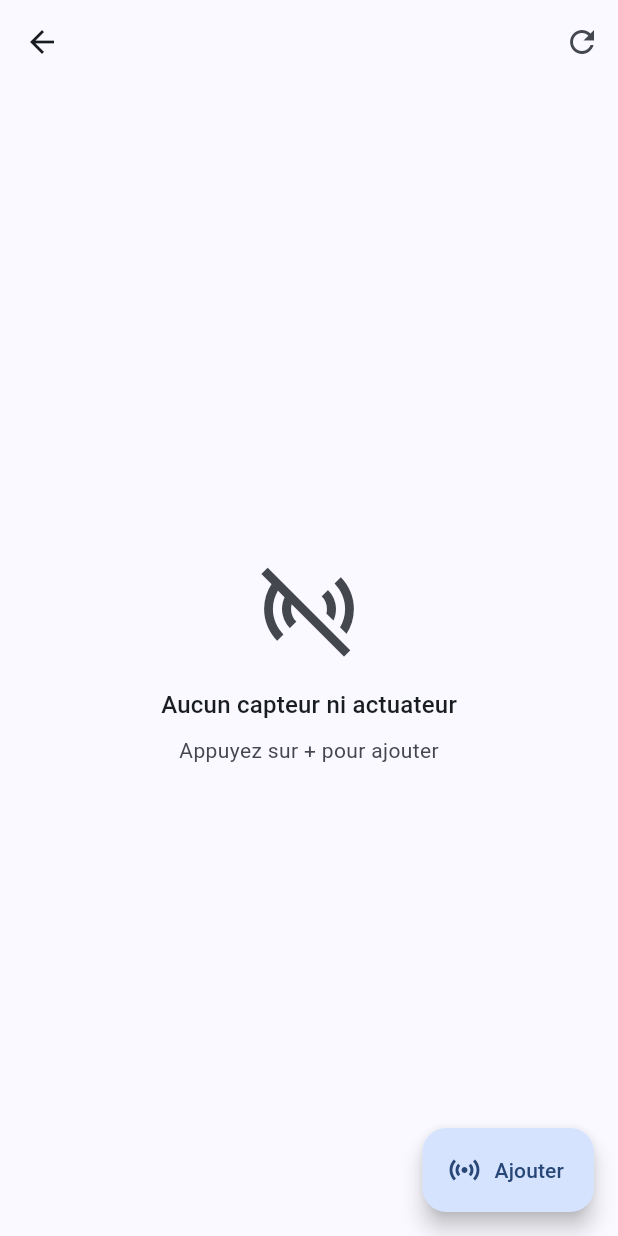
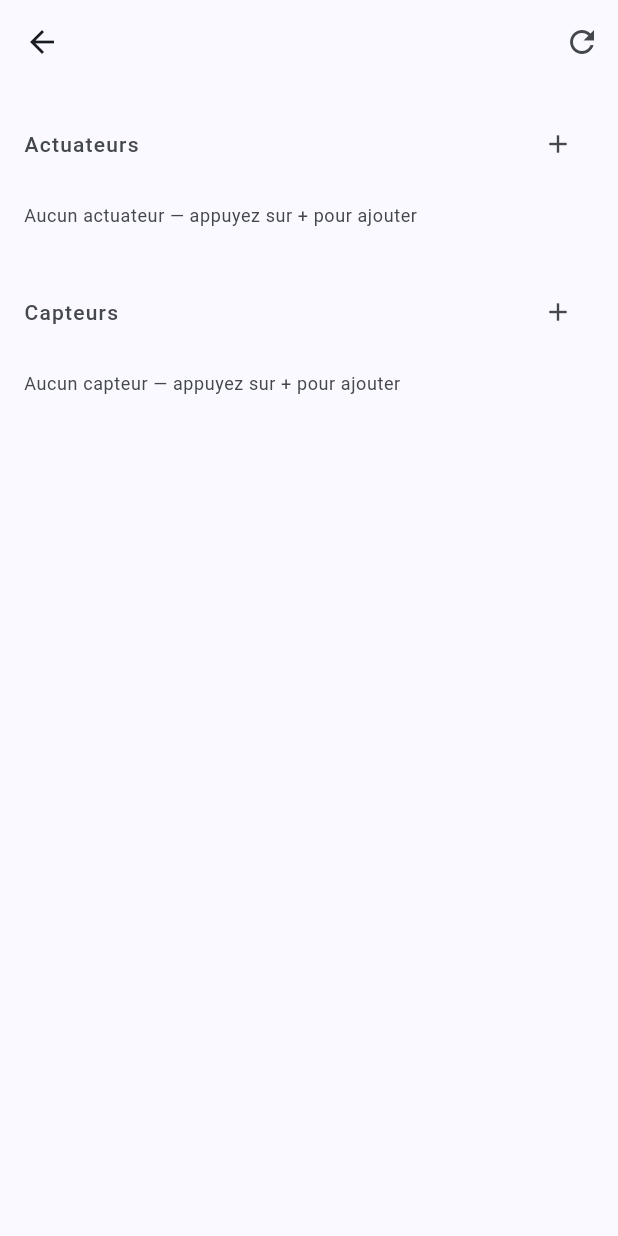
Before and after one commit to CianusDev/domotique-system, a Flutter app: the SensorsScreen screen opened directly with empty values, on a phone screen of 412 x 824 dp. Run offline on Flutter 3.47's test engine with Material 3 defaults, Android fonts, the phone set to English and light mode, and no system bars; our stand-ins replace dio, flutter_blue_plus, flutter_riverpod, flutter_secure_storage, go_router, permission_handler; accounts and stored records are empty; network calls fail.

Commit message:
fix(sensors-screen): always show sections even when both lists empty
Removed early _buildEmpty() return that hid Actuateurs/Capteurs
section headers when both lists were empty — user couldn't tap +
to add an actuator. Sections now always render with empty-state
placeholder text. Also removed redundant FAB (each section has
its own + button).

Co-Authored-By: Claude Sonnet 4.6 <noreply@anthropic.com>

```diff
--- a/mobile-app/lib/features/sensors/presentation/sensors_screen.dart
+++ b/mobile-app/lib/features/sensors/presentation/sensors_screen.dart
@@ -93,11 +93,6 @@ class _SensorsScreenState extends ConsumerState<SensorsScreen> {
           ),
         ],
       ),
-      floatingActionButton: FloatingActionButton.extended(
-        onPressed: _openAddSheet,
-        icon: const Icon(Icons.sensors),
-        label: const Text('Ajouter'),
-      ),
       body: _buildBody(context),
     );
   }
@@ -112,10 +107,6 @@ class _SensorsScreenState extends ConsumerState<SensorsScreen> {
 
     final sensors = sensorsAsync.valueOrNull ?? [];
     final actuators = actuatorsAsync.valueOrNull ?? [];
-
-    if (sensors.isEmpty && actuators.isEmpty && !sensorsAsync.isLoading) {
-      return _buildEmpty();
-    }
 
     return RefreshIndicator(
       onRefresh: () async {
@@ -269,26 +260,6 @@ class _SensorsScreenState extends ConsumerState<SensorsScreen> {
     );
   }
 
-  Widget _buildEmpty() {
-    return Center(
-      child: Column(
-        mainAxisSize: MainAxisSize.min,
-        children: [
-          Icon(Icons.sensors_off,
-              size: 72,
-              color: Theme.of(context).colorScheme.onSurfaceVariant),
-          const SizedBox(height: 16),
-          Text('Aucun capteur ni actuateur',
-              style: Theme.of(context).textTheme.titleMedium),
-          const SizedBox(height: 8),
-          Text('Appuyez sur + pour ajouter',
-              style: Theme.of(context).textTheme.bodyMedium?.copyWith(
-                    color: Theme.of(context).colorScheme.onSurfaceVariant,
-                  )),
-        ],
-      ),
-    );
-  }
 }
 
 class _SensorCard extends StatelessWidget {
```
